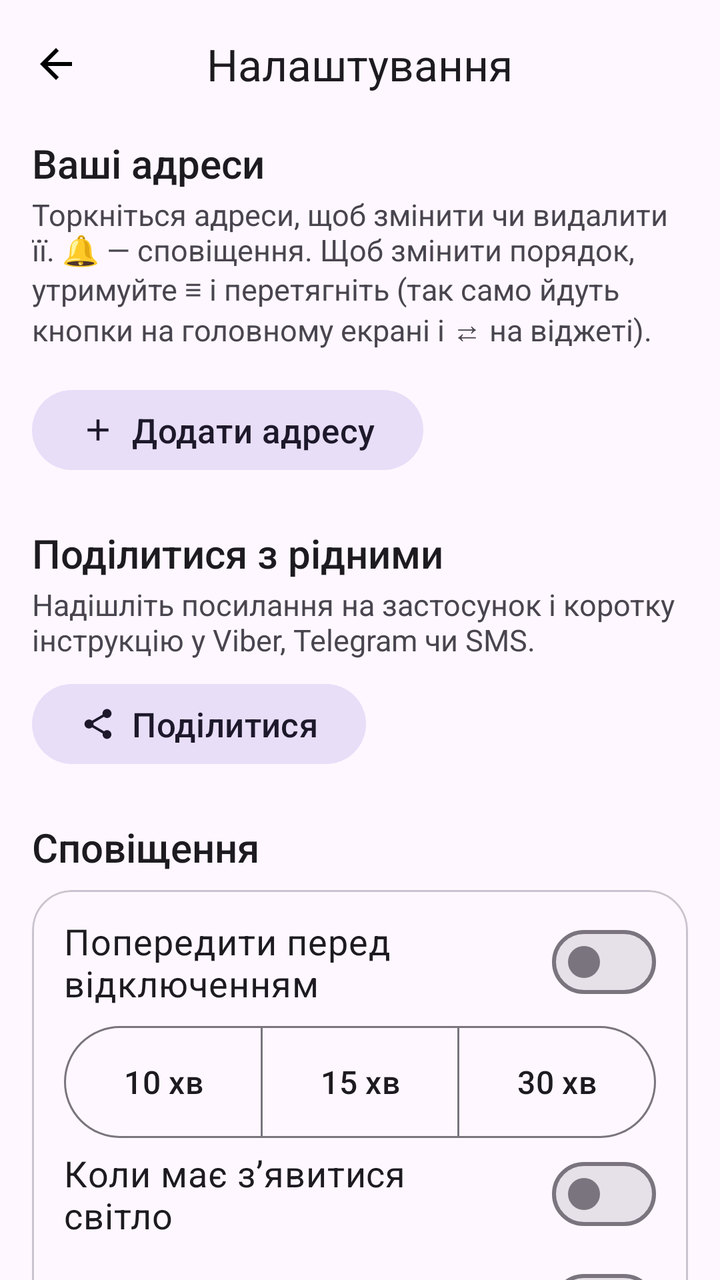
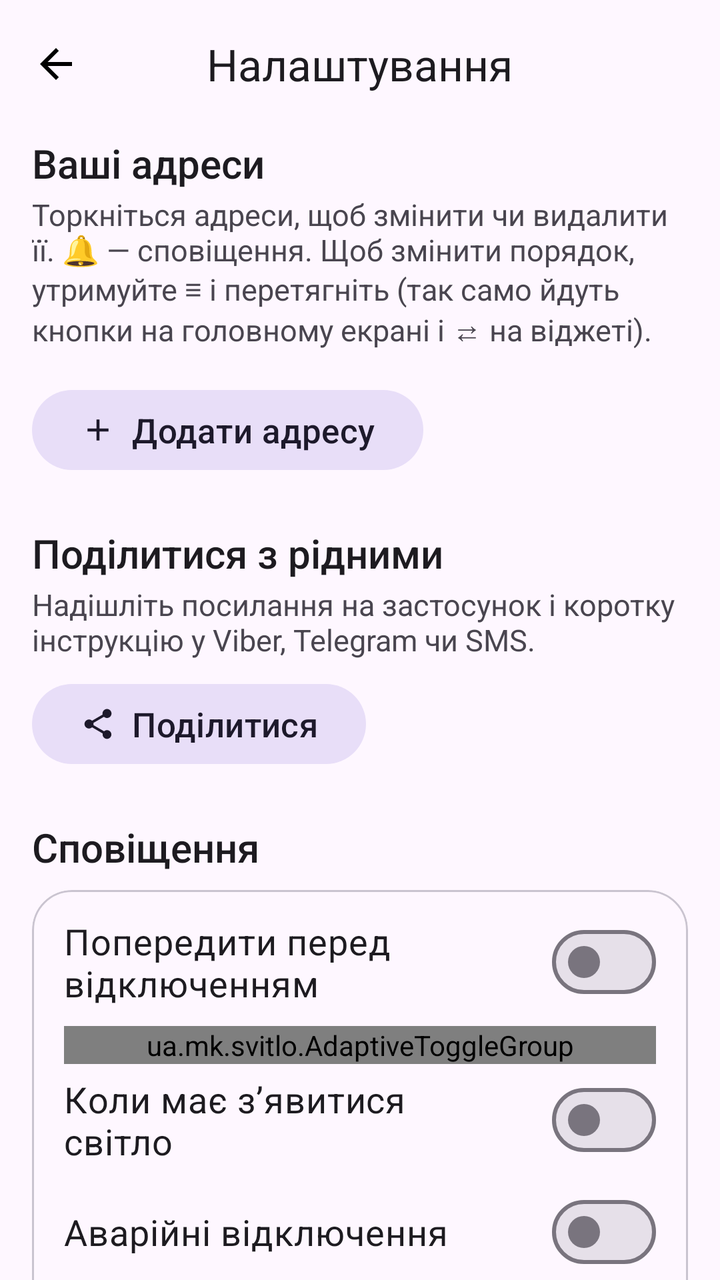

Screens rendered from an Android XML layout before and after an edit, with the pre-edit source and the edit as a unified diff.
<!-- AndroidManifest.xml: application theme AppTheme -->
<!-- res/layout/activity_settings.xml -->
<?xml version="1.0" encoding="utf-8"?>
<LinearLayout xmlns:android="http://schemas.android.com/apk/res/android"
    xmlns:app="http://schemas.android.com/apk/res-auto"
    android:id="@+id/settings_root"
    android:layout_width="match_parent"
    android:layout_height="match_parent"
    android:orientation="vertical">

    <com.google.android.material.appbar.MaterialToolbar
        android:id="@+id/toolbar"
        android:layout_width="match_parent"
        android:layout_height="?attr/actionBarSize"
        app:navigationContentDescription="Назад"
        app:navigationIcon="@drawable/ic_arrow_back"
        app:titleCentered="true"
        app:title="Налаштування" />

    <androidx.core.widget.NestedScrollView
        android:layout_width="match_parent"
        android:layout_height="0dp"
        android:layout_weight="1">

        <LinearLayout
            android:id="@+id/settings_content"
            android:layout_width="match_parent"
            android:layout_height="wrap_content"
            android:orientation="vertical"
            android:paddingStart="16dp"
            android:paddingTop="4dp"
            android:paddingEnd="16dp"
            android:paddingBottom="24dp">

            
            <TextView
                android:layout_width="match_parent"
                android:layout_height="wrap_content"
                android:fontFamily="sans-serif-medium"
                android:text="Ваші адреси"
                android:textColor="?attr/colorOnSurface"
                android:textSize="20sp" />

            <TextView
                android:layout_width="match_parent"
                android:layout_height="wrap_content"
                android:layout_marginTop="2dp"
                android:layout_marginBottom="8dp"
                android:text="Торкніться адреси, щоб змінити чи видалити її. 🔔 — сповіщення. Щоб змінити порядок, утримуйте ≡ і перетягніть (так само йдуть кнопки на головному екрані і ⇄ на віджеті)."
                android:textColor="?attr/colorOnSurfaceVariant"
                android:textSize="15sp" />

            <com.google.android.material.card.MaterialCardView
                style="?attr/materialCardViewOutlinedStyle"
                android:layout_width="match_parent"
                android:layout_height="wrap_content"
                app:cardCornerRadius="20dp">

                <LinearLayout
                    android:layout_width="match_parent"
                    android:layout_height="wrap_content"
                    android:orientation="vertical">

                    <androidx.recyclerview.widget.RecyclerView
                        android:id="@+id/addr_list"
                        android:layout_width="match_parent"
                        android:layout_height="wrap_content"
                        android:nestedScrollingEnabled="false"
                        android:overScrollMode="never" />

                    <TextView
                        android:id="@+id/addr_empty"
                        android:layout_width="match_parent"
                        android:layout_height="wrap_content"
                        android:padding="16dp"
                        android:text="Додайте свою адресу, щоб бачити графік і отримувати сповіщення."
                        android:textColor="?attr/colorOnSurfaceVariant"
                        android:textSize="16sp"
                        android:visibility="gone" />
                </LinearLayout>
            </com.google.android.material.card.MaterialCardView>

            <com.google.android.material.button.MaterialButton
                android:id="@+id/btn_add"
                style="@style/Widget.Material3.Button.TonalButton"
                android:layout_width="wrap_content"
                android:layout_height="wrap_content"
                android:layout_marginTop="8dp"
                android:text="Додати адресу"
                android:textSize="17sp"
                app:icon="@drawable/ic_add" />

            
            <TextView
                android:layout_width="match_parent"
                android:layout_height="wrap_content"
                android:layout_marginTop="24dp"
                android:fontFamily="sans-serif-medium"
                android:text="Поділитися з рідними"
                android:textColor="?attr/colorOnSurface"
                android:textSize="20sp" />

            <TextView
                android:layout_width="match_parent"
                android:layout_height="wrap_content"
                android:layout_marginTop="2dp"
                android:text="Надішліть посилання на застосунок і коротку інструкцію у Viber, Telegram чи SMS."
                android:textColor="?attr/colorOnSurfaceVariant"
                android:textSize="15sp" />

            <com.google.android.material.button.MaterialButton
                android:id="@+id/btn_share"
                style="@style/Widget.Material3.Button.TonalButton"
                android:layout_width="wrap_content"
                android:layout_height="wrap_content"
                android:layout_marginTop="8dp"
                android:text="Поділитися"
                android:textSize="17sp"
                app:icon="@drawable/ic_share" />

            
            <TextView
                android:layout_width="match_parent"
                android:layout_height="wrap_content"
                android:layout_marginTop="24dp"
                android:layout_marginBottom="8dp"
                android:fontFamily="sans-serif-medium"
                android:text="Сповіщення"
                android:textColor="?attr/colorOnSurface"
                android:textSize="20sp" />

            <com.google.android.material.card.MaterialCardView
                style="?attr/materialCardViewOutlinedStyle"
                android:layout_width="match_parent"
                android:layout_height="wrap_content"
                app:cardCornerRadius="20dp">

                <LinearLayout
                    android:layout_width="match_parent"
                    android:layout_height="wrap_content"
                    android:orientation="vertical"
                    android:paddingStart="16dp"
                    android:paddingTop="8dp"
                    android:paddingEnd="16dp"
                    android:paddingBottom="12dp">

                    <com.google.android.material.materialswitch.MaterialSwitch
                        android:id="@+id/sw_before"
                        android:layout_width="match_parent"
                        android:layout_height="wrap_content"
                        android:minHeight="56dp"
                        android:text="Попередити перед відключенням"
                        android:textSize="18sp" />

                    <com.google.android.material.button.MaterialButtonToggleGroup
                        android:id="@+id/tg_lead"
                        android:layout_width="match_parent"
                        android:layout_height="wrap_content"
                        android:layout_marginTop="4dp"
                        app:selectionRequired="true"
                        app:singleSelection="true">

                        <com.google.android.material.button.MaterialButton
                            android:id="@+id/chip_10"
                            style="?attr/materialButtonOutlinedStyle"
                            android:layout_width="0dp"
                            android:layout_height="56dp"
                            android:layout_weight="1"
                            android:insetTop="0dp"
                            android:insetBottom="0dp"
                            android:maxLines="1"
                            android:paddingStart="4dp"
                            android:paddingEnd="4dp"
                            android:text="10 хв"
                            android:textSize="16sp" />

                        <com.google.android.material.button.MaterialButton
                            android:id="@+id/chip_15"
                            style="?attr/materialButtonOutlinedStyle"
                            android:layout_width="0dp"
                            android:layout_height="56dp"
                            android:layout_weight="1"
                            android:insetTop="0dp"
                            android:insetBottom="0dp"
                            android:maxLines="1"
                            android:paddingStart="4dp"
                            android:paddingEnd="4dp"
                            android:text="15 хв"
                            android:textSize="16sp" />

                        <com.google.android.material.button.MaterialButton
                            android:id="@+id/chip_30"
                            style="?attr/materialButtonOutlinedStyle"
                            android:layout_width="0dp"
                            android:layout_height="56dp"
                            android:layout_weight="1"
                            android:insetTop="0dp"
                            android:insetBottom="0dp"
                            android:maxLines="1"
                            android:paddingStart="4dp"
                            android:paddingEnd="4dp"
                            android:text="30 хв"
                            android:textSize="16sp" />
                    </com.google.android.material.button.MaterialButtonToggleGroup>

                    <com.google.android.material.materialswitch.MaterialSwitch
                        android:id="@+id/sw_return"
                        android:layout_width="match_parent"
                        android:layout_height="wrap_content"
                        android:minHeight="56dp"
                        android:text="Коли має зʼявитися світло"
                        android:textSize="18sp" />

                    <com.google.android.material.materialswitch.MaterialSwitch
                        android:id="@+id/sw_emergency"
                        android:layout_width="match_parent"
                        android:layout_height="wrap_content"
                        android:minHeight="56dp"
                        android:text="Аварійні відключення"
                        android:textSize="18sp" />

                    <com.google.android.material.materialswitch.MaterialSwitch
                        android:id="@+id/sw_schedule"
                        android:layout_width="match_parent"
                        android:layout_height="wrap_content"
                        android:minHeight="56dp"
                        android:text="Зміни графіка, черги і графік на завтра"
                        android:textSize="18sp" />

                    <TextView
                        android:layout_width="match_parent"
                        android:layout_height="wrap_content"
                        android:layout_marginTop="12dp"
                        android:text="Перевіряти графік і аварії"
                        android:textColor="?attr/colorOnSurface"
                        android:textSize="18sp" />

                    <com.google.android.material.button.MaterialButtonToggleGroup
                        android:id="@+id/tg_interval"
                        android:layout_width="match_parent"
                        android:layout_height="wrap_content"
                        android:layout_marginTop="4dp"
                        app:selectionRequired="true"
                        app:singleSelection="true">

                        <com.google.android.material.button.MaterialButton
                            android:id="@+id/btn_int_10"
                            style="?attr/materialButtonOutlinedStyle"
                            android:layout_width="0dp"
                            android:layout_height="56dp"
                            android:layout_weight="1"
                            android:insetTop="0dp"
                            android:insetBottom="0dp"
                            android:maxLines="1"
                            android:paddingStart="4dp"
                            android:paddingEnd="4dp"
                            android:text="кожні 10 хв"
                            android:textSize="16sp" />

                        <com.google.android.material.button.MaterialButton
                            android:id="@+id/btn_int_5"
                            style="?attr/materialButtonOutlinedStyle"
                            android:layout_width="0dp"
                            android:layout_height="56dp"
                            android:layout_weight="1"
                            android:insetTop="0dp"
                            android:insetBottom="0dp"
                            android:maxLines="1"
                            android:paddingStart="4dp"
                            android:paddingEnd="4dp"
                            android:text="кожні 5 хв"
                            android:textSize="16sp" />
                    </com.google.android.material.button.MaterialButtonToggleGroup>

                    <TextView
                        android:layout_width="match_parent"
                        android:layout_height="wrap_content"
                        android:layout_marginTop="4dp"
                        android:text="Поки екран увімкнений. Також дані оновлюються щоразу, коли ви відкриваєте застосунок."
                        android:textColor="?attr/colorOnSurfaceVariant"
                        android:textSize="15sp" />

                    <TextView
                        android:id="@+id/m_battery_hint"
                        android:layout_width="match_parent"
                        android:layout_height="wrap_content"
                        android:layout_marginTop="16dp"
                        android:textColor="?attr/colorOnSurfaceVariant"
                        android:textSize="15sp" />

                    <com.google.android.material.button.MaterialButton
                        android:id="@+id/btn_battery"
                        style="@style/Widget.Material3.Button.TextButton"
                        android:layout_width="match_parent"
                        android:gravity="start|center_vertical"
                        android:paddingStart="0dp"
                        android:layout_height="wrap_content"
                        android:text="Дозволити роботу у фоні"
                        android:textSize="16sp" />

                    <com.google.android.material.button.MaterialButton
                        android:id="@+id/btn_autostart"
                        style="@style/Widget.Material3.Button.TextButton"
                        android:layout_width="match_parent"
                        android:gravity="start|center_vertical"
                        android:paddingStart="0dp"
                        android:layout_height="wrap_content"
                        android:text="Xiaomi: увімкнути «Автозапуск»"
                        android:textSize="16sp"
                        android:visibility="gone" />

                    <com.google.android.material.button.MaterialButton
                        android:id="@+id/btn_miui_popup"
                        style="@style/Widget.Material3.Button.TextButton"
                        android:layout_width="match_parent"
                        android:gravity="start|center_vertical"
                        android:paddingStart="0dp"
                        android:layout_height="wrap_content"
                        android:text="Xiaomi: дозволити відкриття з віджета"
                        android:textSize="16sp"
                        android:visibility="gone" />
                </LinearLayout>
            </com.google.android.material.card.MaterialCardView>

            
            <TextView
                android:layout_width="match_parent"
                android:layout_height="wrap_content"
                android:layout_marginTop="24dp"
                android:layout_marginBottom="8dp"
                android:fontFamily="sans-serif-medium"
                android:text="Віджети"
                android:textColor="?attr/colorOnSurface"
                android:textSize="20sp" />

            <com.google.android.material.card.MaterialCardView
                style="?attr/materialCardViewOutlinedStyle"
                android:layout_width="match_parent"
                android:layout_height="wrap_content"
                app:cardCornerRadius="20dp">

                <LinearLayout
                    android:layout_width="match_parent"
                    android:layout_height="wrap_content"
                    android:orientation="vertical"
                    android:padding="16dp">

                    
                    <com.google.android.material.textfield.TextInputLayout
                        android:id="@+id/til_wscale"
                        style="@style/Widget.Material3.TextInputLayout.OutlinedBox.ExposedDropdownMenu"
                        android:layout_width="match_parent"
                        android:layout_height="wrap_content"
                        android:hint="Розмір тексту на віджеті">

                        <com.google.android.material.textfield.MaterialAutoCompleteTextView
                            android:id="@+id/ac_wscale"
                            android:layout_width="match_parent"
                            android:layout_height="wrap_content"
                            android:inputType="none"
                            android:textSize="18sp" />
                    </com.google.android.material.textfield.TextInputLayout>

                    <TextView
                        android:layout_width="match_parent"
                        android:layout_height="wrap_content"
                        android:layout_marginTop="12dp"
                        android:text="Утримуйте палець на порожньому місці головного екрана → «Віджети» → «Світло». Є два розміри: великий (4×2) і квадратний (2×2). Новий віджет показує першу адресу зі списку вище.&#10;&#10;Колір віджета показує статус: зелений — світло є, жовтий — можливе відключення, червоний — світла немає.&#10;&#10;Якщо розтягнути великий віджет, він покаже більше найближчих годин.&#10;&#10;Щоб перемкнути адресу на віджеті (Дім ⇄ Робота), торкніться значка ⇄ вгорі віджета. Торкання решти віджета відкриває застосунок на цій адресі.&#10;&#10;Дані на віджеті оновлюються самі приблизно кожні 10 хвилин."
                        android:textColor="?attr/colorOnSurface"
                        android:textSize="16sp" />
                </LinearLayout>
            </com.google.android.material.card.MaterialCardView>

            <TextView
                android:layout_width="match_parent"
                android:layout_height="wrap_content"
                android:layout_marginTop="20dp"
                android:gravity="center"
                android:text="Дані: off.energy.mk.ua (АТ «Миколаївобленерго»). Застосунок показує офіційний графік і не може перевірити, чи справді є світло у вашому будинку."
                android:textColor="?attr/colorOnSurfaceVariant"
                android:textSize="14sp" />

            <com.google.android.material.button.MaterialButton
                android:id="@+id/btn_site"
                style="@style/Widget.Material3.Button.TextButton"
                android:layout_width="wrap_content"
                android:layout_height="wrap_content"
                android:layout_gravity="center_horizontal"
                android:text="Відкрити сайт"
                android:textSize="16sp" />

            <TextView
                android:id="@+id/m_version"
                android:layout_width="match_parent"
                android:layout_height="wrap_content"
                android:gravity="center"
                android:textColor="?attr/colorOnSurfaceVariant"
                android:textSize="14sp" />
        </LinearLayout>
    </androidx.core.widget.NestedScrollView>
</LinearLayout>
<!-- resources referenced by this layout -->
<resources>
  <!-- drawable ic_add (drawable) -->
  <?xml version="1.0" encoding="utf-8"?>
  <vector xmlns:android="http://schemas.android.com/apk/res/android"
      android:width="24dp"
      android:height="24dp"
      android:viewportWidth="24"
      android:viewportHeight="24">
      <path android:fillColor="#FF000000" android:pathData="M19,13h-6v6h-2v-6H5v-2h6V5h2v6h6v2z" />
  </vector>
  <!-- drawable ic_arrow_back (drawable) -->
  <?xml version="1.0" encoding="utf-8"?>
  <vector xmlns:android="http://schemas.android.com/apk/res/android"
      android:width="24dp"
      android:height="24dp"
      android:viewportWidth="24"
      android:viewportHeight="24">
      <path android:fillColor="#FF000000" android:pathData="M20,11H7.83l5.59,-5.59L12,4l-8,8 8,8 1.41,-1.41L7.83,13H20v-2z" />
  </vector>
  <!-- drawable ic_share (drawable) -->
  <?xml version="1.0" encoding="utf-8"?>
  <vector xmlns:android="http://schemas.android.com/apk/res/android"
      android:width="24dp"
      android:height="24dp"
      android:viewportWidth="24"
      android:viewportHeight="24">
      <path android:fillColor="#FF000000" android:pathData="M18,16.08c-0.76,0 -1.44,0.3 -1.96,0.77L8.91,12.7c0.05,-0.23 0.09,-0.46 0.09,-0.7s-0.04,-0.47 -0.09,-0.7l7.05,-4.11c0.54,0.5 1.25,0.81 2.04,0.81 1.66,0 3,-1.34 3,-3s-1.34,-3 -3,-3 -3,1.34 -3,3c0,0.24 0.04,0.47 0.09,0.7L8.04,9.81C7.5,9.31 6.79,9 6,9c-1.66,0 -3,1.34 -3,3s1.34,3 3,3c0.79,0 1.5,-0.31 2.04,-0.81l7.12,4.16c-0.05,0.21 -0.08,0.43 -0.08,0.65 0,1.61 1.31,2.92 2.92,2.92 1.61,0 2.92,-1.31 2.92,-2.92s-1.31,-2.92 -2.92,-2.92z" />
  </vector>
  <style name="AppTheme" parent="Theme.Material3.DayNight.NoActionBar">
          <item name="android:statusBarColor">?attr/colorSurface</item>
          <item name="android:windowLightStatusBar">@bool/light_bars</item>
      </style>
</resources>

<!-- the commit's change to res/layout/activity_settings.xml (unified diff, before → after) -->
@@ -150,7 +150,7 @@
                         android:text="Попередити перед відключенням"
                         android:textSize="18sp" />
 
-                    <com.google.android.material.button.MaterialButtonToggleGroup
+                    <ua.mk.svitlo.AdaptiveToggleGroup
                         android:id="@+id/tg_lead"
                         android:layout_width="match_parent"
                         android:layout_height="wrap_content"
@@ -199,7 +199,7 @@
                             android:paddingEnd="4dp"
                             android:text="30 хв"
                             android:textSize="16sp" />
-                    </com.google.android.material.button.MaterialButtonToggleGroup>
+                    </ua.mk.svitlo.AdaptiveToggleGroup>
 
                     <com.google.android.material.materialswitch.MaterialSwitch
                         android:id="@+id/sw_return"
@@ -233,7 +233,7 @@
                         android:textColor="?attr/colorOnSurface"
                         android:textSize="18sp" />
 
-                    <com.google.android.material.button.MaterialButtonToggleGroup
+                    <ua.mk.svitlo.AdaptiveToggleGroup
                         android:id="@+id/tg_interval"
                         android:layout_width="match_parent"
                         android:layout_height="wrap_content"
@@ -268,7 +268,7 @@
                             android:paddingEnd="4dp"
                             android:text="кожні 5 хв"
                             android:textSize="16sp" />
-                    </com.google.android.material.button.MaterialButtonToggleGroup>
+                    </ua.mk.svitlo.AdaptiveToggleGroup>
 
                     <TextView
                         android:layout_width="match_parent"
